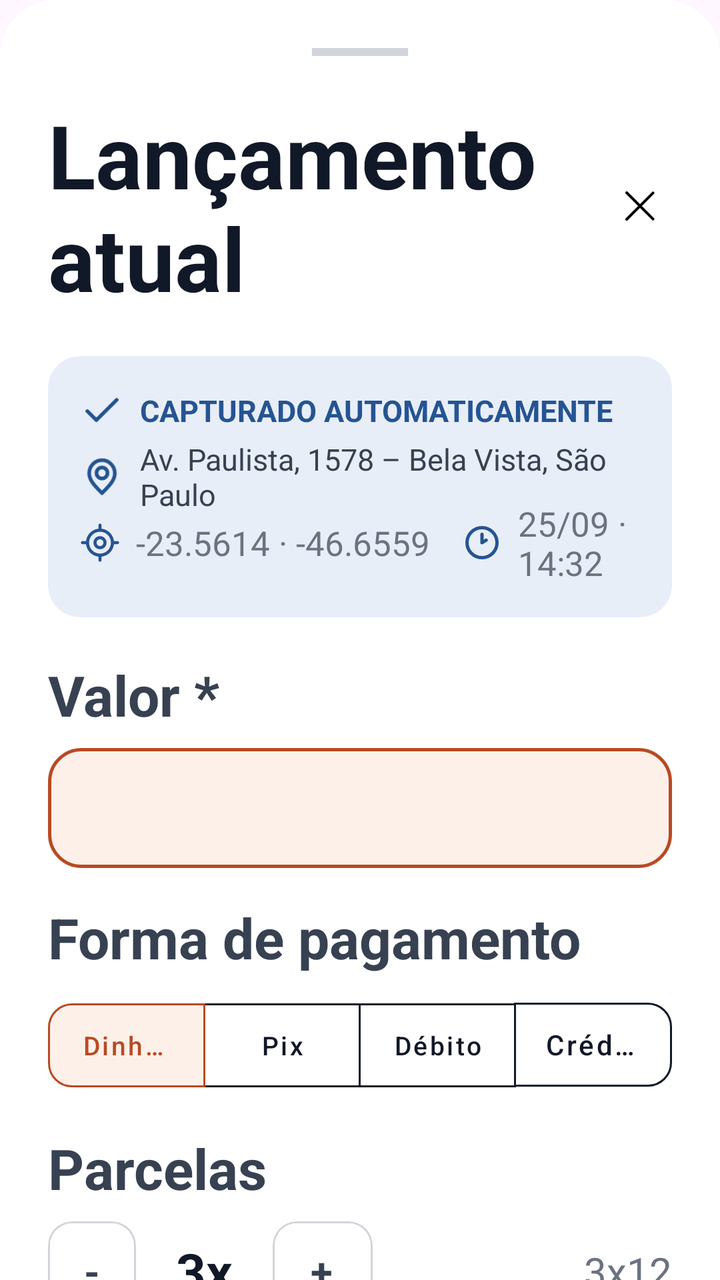
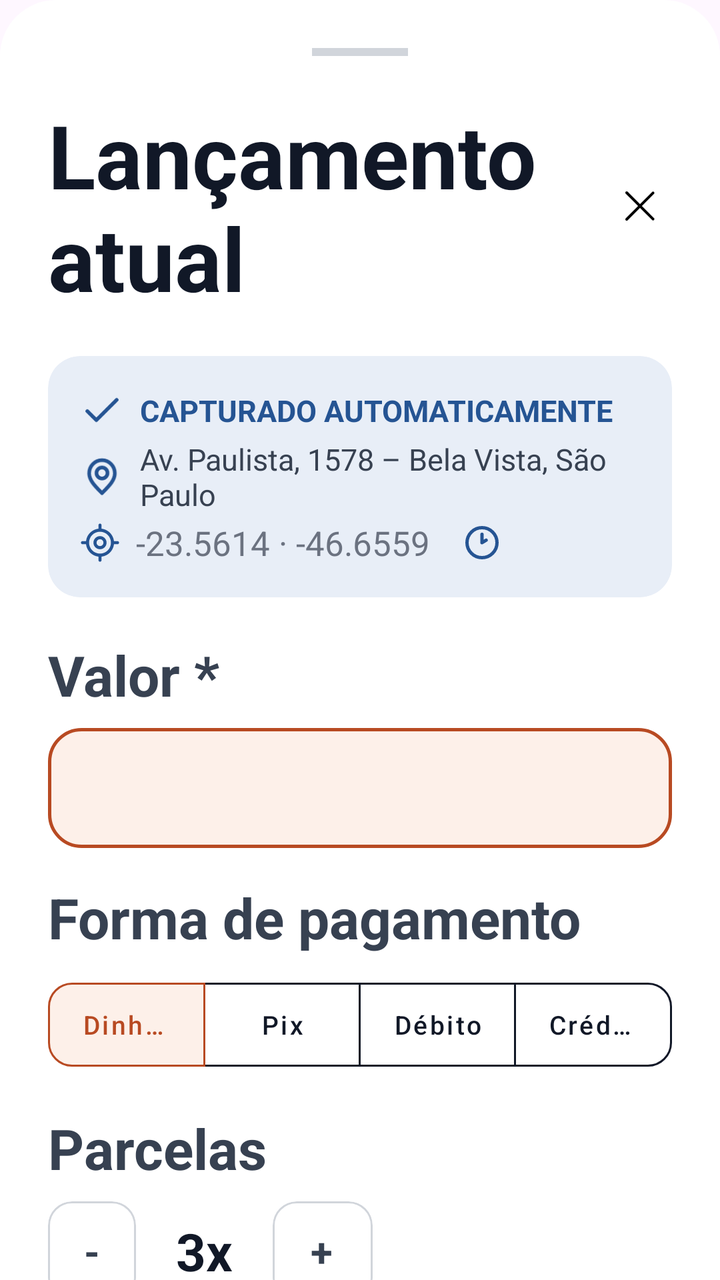

An Android layout rendered at two revisions. The XML below is the earlier revision; the diff shows what the commit changed to produce the second picture.
<!-- AndroidManifest.xml: application theme Theme.PIC -->
<!-- res/layout/bottom_sheet_current_expense.xml -->
<?xml version="1.0" encoding="utf-8"?>
<androidx.core.widget.NestedScrollView xmlns:android="http://schemas.android.com/apk/res/android"
    xmlns:app="http://schemas.android.com/apk/res-auto"
    xmlns:tools="http://schemas.android.com/tools"
    android:layout_width="match_parent"
    android:layout_height="wrap_content"
    android:background="@drawable/bg_bottom_sheet"
    android:fillViewport="true">

    <androidx.constraintlayout.widget.ConstraintLayout
        android:layout_width="match_parent"
        android:layout_height="wrap_content"
        android:padding="24dp">

        
        <View
            android:id="@+id/dragHandle"
            android:layout_width="48dp"
            android:layout_height="4dp"
            android:background="#D1D5DB"
            app:layout_constraintEnd_toEndOf="parent"
            app:layout_constraintStart_toStartOf="parent"
            app:layout_constraintTop_toTopOf="parent" />

        
        <TextView
            android:id="@+id/tvTitle"
            android:layout_width="0dp"
            android:layout_height="wrap_content"
            android:layout_marginTop="20dp"
            android:text="@string/current_expense_title"
            android:textColor="#111827"
            android:textSize="44sp"
            android:textStyle="bold"
            app:layout_constraintEnd_toStartOf="@id/btnClose"
            app:layout_constraintStart_toStartOf="parent"
            app:layout_constraintTop_toBottomOf="@id/dragHandle" />

        
        <ImageView
            android:id="@+id/btnClose"
            android:layout_width="32dp"
            android:layout_height="32dp"
            android:contentDescription="@null"
            android:src="@drawable/close"
            app:layout_constraintBottom_toBottomOf="@id/tvTitle"
            app:layout_constraintEnd_toEndOf="parent"
            app:layout_constraintTop_toTopOf="@id/tvTitle"/>

        
        <com.google.android.material.card.MaterialCardView
            android:id="@+id/cardCaptured"
            android:layout_width="0dp"
            android:layout_height="wrap_content"
            android:layout_marginTop="20dp"
            app:cardBackgroundColor="#E8EEF7"
            app:cardCornerRadius="16dp"
            app:cardElevation="0dp"
            app:strokeWidth="0dp"
            app:layout_constraintEnd_toEndOf="parent"
            app:layout_constraintStart_toStartOf="parent"
            app:layout_constraintTop_toBottomOf="@id/tvTitle">

            <androidx.constraintlayout.widget.ConstraintLayout
                android:layout_width="match_parent"
                android:layout_height="wrap_content"
                android:padding="16dp">

                
                <ImageView
                    android:id="@+id/icCheck"
                    android:layout_width="22dp"
                    android:layout_height="22dp"
                    android:contentDescription="@null"
                    android:src="@drawable/check"
                    app:tint="#255493"
                    app:layout_constraintStart_toStartOf="parent"
                    app:layout_constraintTop_toTopOf="parent" />

                <TextView
                    android:id="@+id/tvCapturedTag"
                    android:layout_width="0dp"
                    android:layout_height="wrap_content"
                    android:layout_marginStart="8dp"
                    android:text="@string/captured_automatically"
                    android:textColor="#255493"
                    android:textSize="15sp"
                    android:textStyle="bold"
                    app:layout_constraintBottom_toBottomOf="@id/icCheck"
                    app:layout_constraintEnd_toEndOf="parent"
                    app:layout_constraintStart_toEndOf="@id/icCheck"
                    app:layout_constraintTop_toTopOf="@id/icCheck" />

                
                <ImageView
                    android:id="@+id/icLocation"
                    android:layout_width="22dp"
                    android:layout_height="22dp"
                    android:layout_marginTop="12dp"
                    android:contentDescription="@null"
                    android:src="@drawable/location"
                    app:tint="#255493"
                    app:layout_constraintStart_toStartOf="parent"
                    app:layout_constraintTop_toBottomOf="@id/tvCapturedTag" />

                <TextView
                    android:id="@+id/tvCapturedAddress"
                    android:layout_width="0dp"
                    android:layout_height="wrap_content"
                    android:layout_marginStart="8dp"
                    android:text="@string/captured_address"
                    android:textColor="#374151"
                    android:textSize="15sp"
                    app:layout_constraintBottom_toBottomOf="@id/icLocation"
                    app:layout_constraintEnd_toEndOf="parent"
                    app:layout_constraintStart_toEndOf="@id/icLocation"
                    app:layout_constraintTop_toTopOf="@id/icLocation" />

                
                <ImageView
                    android:id="@+id/icCoords"
                    android:layout_width="20dp"
                    android:layout_height="20dp"
                    android:layout_marginTop="12dp"
                    android:contentDescription="@null"
                    android:src="@drawable/target"
                    app:tint="#255493"
                    app:layout_constraintStart_toStartOf="parent"
                    app:layout_constraintTop_toBottomOf="@id/icLocation" />

                <TextView
                    android:id="@+id/tvCapturedCoords"
                    android:layout_width="wrap_content"
                    android:layout_height="wrap_content"
                    android:layout_marginStart="8dp"
                    android:text="@string/captured_coords"
                    android:textColor="#6B7280"
                    android:textSize="17sp"
                    app:layout_constraintBottom_toBottomOf="@id/icCoords"
                    app:layout_constraintStart_toEndOf="@id/icCoords"
                    app:layout_constraintTop_toTopOf="@id/icCoords" />

                
                <ImageView
                    android:id="@+id/icTime"
                    android:layout_width="20dp"
                    android:layout_height="20dp"
                    android:layout_marginStart="16dp"
                    android:contentDescription="@null"
                    android:src="@drawable/clock"
                    app:tint="#255493"
                    app:layout_constraintBottom_toBottomOf="@id/icCoords"
                    app:layout_constraintStart_toEndOf="@id/tvCapturedCoords"
                    app:layout_constraintTop_toTopOf="@id/icCoords" />

                <TextView
                    android:id="@+id/tvCapturedDateTime"
                    android:layout_width="0dp"
                    android:layout_height="wrap_content"
                    android:layout_marginStart="8dp"
                    android:text="@string/captured_datetime"
                    android:textColor="#6B7280"
                    android:textSize="17sp"
                    app:layout_constraintBottom_toBottomOf="@id/icTime"
                    app:layout_constraintEnd_toEndOf="parent"
                    app:layout_constraintStart_toEndOf="@id/icTime"
                    app:layout_constraintTop_toTopOf="@id/icTime" />

            </androidx.constraintlayout.widget.ConstraintLayout>
        </com.google.android.material.card.MaterialCardView>

        
        <TextView
            android:id="@+id/lblValue"
            android:layout_width="wrap_content"
            android:layout_height="wrap_content"
            android:layout_marginTop="20dp"
            android:text="@string/label_value"
            android:textColor="#374151"
            android:textSize="28sp"
            android:textStyle="bold"
            app:layout_constraintStart_toStartOf="parent"
            app:layout_constraintTop_toBottomOf="@id/cardCaptured" />

        <EditText
            android:id="@+id/etValue"
            android:layout_width="0dp"
            android:layout_height="60dp"
            android:layout_marginTop="8dp"
            android:background="@drawable/bg_expense_value_input"
            android:inputType="numberDecimal"
            android:paddingHorizontal="16dp"
            android:textSize="24sp"
            android:textStyle="bold"
            app:layout_constraintEnd_toEndOf="parent"
            app:layout_constraintStart_toStartOf="parent"
            app:layout_constraintTop_toBottomOf="@id/lblValue" />

        
        <TextView
            android:id="@+id/lblPaymentMethod"
            android:layout_width="wrap_content"
            android:layout_height="wrap_content"
            android:layout_marginTop="16dp"
            android:text="@string/label_payment_method"
            android:textColor="#374151"
            android:textSize="28sp"
            android:textStyle="bold"
            app:layout_constraintStart_toStartOf="parent"
            app:layout_constraintTop_toBottomOf="@id/etValue" />

        <com.google.android.material.button.MaterialButtonToggleGroup
            android:id="@+id/toggleGroupPayment"
            android:layout_width="0dp"
            android:layout_height="wrap_content"
            android:layout_marginTop="8dp"
            app:checkedButton="@id/btnPaymentCash"
            app:singleSelection="true"
            app:layout_constraintEnd_toEndOf="parent"
            app:layout_constraintStart_toStartOf="parent"
            app:layout_constraintTop_toBottomOf="@id/lblPaymentMethod">

            <com.google.android.material.button.MaterialButton
                android:id="@+id/btnPaymentCash"
                style="@style/Widget.MaterialComponents.Button.OutlinedButton"
                android:layout_width="0dp"
                android:layout_height="54dp"
                android:layout_weight="1"
                android:text="@string/payment_cash"
                android:textAllCaps="false"
                android:textSize="13sp"
                app:cornerRadius="12dp"
                app:backgroundTint="@color/selector_payment_button_bg"
                app:strokeColor="@color/selector_payment_button_text"
                android:textColor="@color/selector_payment_button_text"/>

            <com.google.android.material.button.MaterialButton
                android:id="@+id/btnPaymentPix"
                style="@style/Widget.MaterialComponents.Button.OutlinedButton"
                android:layout_width="0dp"
                android:layout_height="54dp"
                android:layout_weight="1"
                android:text="@string/payment_pix"
                android:textAllCaps="false"
                android:textSize="13sp"
                app:cornerRadius="12dp"
                app:backgroundTint="@color/selector_payment_button_bg"
                app:strokeColor="@color/selector_payment_button_text"
                android:textColor="@color/selector_payment_button_text"/>

            <com.google.android.material.button.MaterialButton
                android:id="@+id/btnPaymentDebit"
                style="@style/Widget.MaterialComponents.Button.OutlinedButton"
                android:layout_width="0dp"
                android:layout_height="54dp"
                android:layout_weight="1"
                android:text="@string/payment_debit"
                android:textAllCaps="false"
                android:textSize="13sp"
                app:cornerRadius="12dp"
                app:backgroundTint="@color/selector_payment_button_bg"
                app:strokeColor="@color/selector_payment_button_text"
                android:textColor="@color/selector_payment_button_text"/>

            <com.google.android.material.button.MaterialButton
                android:id="@+id/btnPaymentCredit"
                style="@style/Widget.MaterialComponents.Button.OutlinedButton"
                android:layout_width="0dp"
                android:layout_height="54dp"
                android:layout_weight="1"
                android:text="@string/payment_credit"
                android:textAllCaps="false"
                app:cornerRadius="12dp"
                app:backgroundTint="@color/selector_payment_button_bg"
                app:strokeColor="@color/selector_payment_button_text"
                android:textColor="@color/selector_payment_button_text" />

        </com.google.android.material.button.MaterialButtonToggleGroup>

        
        <TextView
            android:id="@+id/lblInstallments"
            android:layout_width="wrap_content"
            android:layout_height="wrap_content"
            android:layout_marginTop="16dp"
            android:text="@string/label_installments"
            android:textColor="#374151"
            android:textSize="28sp"
            android:textStyle="bold"
            app:layout_constraintStart_toStartOf="parent"
            app:layout_constraintTop_toBottomOf="@id/toggleGroupPayment" />

        <LinearLayout
            android:id="@+id/layoutInstallments"
            android:layout_width="0dp"
            android:layout_height="wrap_content"
            android:layout_marginTop="8dp"
            android:gravity="center_vertical"
            android:orientation="horizontal"
            app:layout_constraintEnd_toEndOf="parent"
            app:layout_constraintStart_toStartOf="parent"
            app:layout_constraintTop_toBottomOf="@id/lblInstallments">

            
            <com.google.android.material.card.MaterialCardView
                android:id="@+id/btnMinusInstallment"
                android:layout_width="44dp"
                android:layout_height="50dp"
                app:cardBackgroundColor="@color/white"
                app:cardCornerRadius="12dp"
                app:cardElevation="0dp"
                app:strokeColor="#D1D5DB"
                app:strokeWidth="1dp">

                <TextView
                    android:layout_width="wrap_content"
                    android:layout_height="wrap_content"
                    android:layout_gravity="center"
                    android:text="-"
                    android:textColor="#374151"
                    android:textSize="20sp"
                    android:textStyle="bold" />
            </com.google.android.material.card.MaterialCardView>

            
            <TextView
                android:id="@+id/tvInstallmentsCount"
                android:layout_width="wrap_content"
                android:layout_height="wrap_content"
                android:layout_marginHorizontal="20dp"
                android:text="@string/placeholder_installments_count"
                android:textColor="#111827"
                android:textSize="26sp"
                android:textStyle="bold" />

            
            <com.google.android.material.card.MaterialCardView
                android:id="@+id/btnPlusInstallment"
                android:layout_width="50dp"
                android:layout_height="50dp"
                app:cardBackgroundColor="@color/white"
                app:cardCornerRadius="12dp"
                app:cardElevation="0dp"
                app:strokeColor="#D1D5DB"
                app:strokeWidth="1dp">

                <TextView
                    android:layout_width="12dp"
                    android:layout_height="wrap_content"
                    android:layout_gravity="center"
                    android:text="+"
                    android:textColor="#374151"
                    android:textSize="20sp"
                    android:textStyle="bold" />
            </com.google.android.material.card.MaterialCardView>

            <View
                android:layout_width="0dp"
                android:layout_height="1dp"
                android:layout_weight="1" />

            
            <TextView
                android:id="@+id/tvInstallmentsCalc"
                android:layout_width="wrap_content"
                android:layout_height="wrap_content"
                android:text="@string/placeholder_installments_calc"
                android:textColor="#6B7280"
                android:textSize="20sp" />

        </LinearLayout>

        
        <TextView
            android:id="@+id/lblType"
            android:layout_width="0dp"
            android:layout_height="wrap_content"
            android:layout_marginTop="16dp"
            android:layout_marginEnd="8dp"
            android:text="@string/label_type"
            android:textColor="#374151"
            android:textSize="28sp"
            android:textStyle="bold"
            app:layout_constraintEnd_toStartOf="@id/lblSubtype"
            app:layout_constraintStart_toStartOf="parent"
            app:layout_constraintTop_toBottomOf="@id/layoutInstallments" />

        <TextView
            android:id="@+id/lblSubtype"
            android:layout_width="0dp"
            android:layout_height="wrap_content"
            android:layout_marginStart="8dp"
            android:layout_marginTop="16dp"
            android:text="@string/label_subtype"
            android:textColor="#374151"
            android:textSize="28sp"
            android:textStyle="bold"
            app:layout_constraintEnd_toEndOf="parent"
            app:layout_constraintStart_toEndOf="@id/lblType"
            app:layout_constraintTop_toBottomOf="@id/layoutInstallments" />

        <com.google.android.material.textfield.TextInputLayout
            android:id="@+id/tilType"
            style="@style/Widget.MaterialComponents.TextInputLayout.OutlinedBox.ExposedDropdownMenu"
            android:layout_width="0dp"
            android:layout_height="wrap_content"
            android:layout_marginTop="8dp"
            android:layout_marginEnd="8dp"
            app:boxCornerRadiusBottomEnd="14dp"
            app:boxCornerRadiusBottomStart="14dp"
            app:boxCornerRadiusTopEnd="14dp"
            app:boxCornerRadiusTopStart="14dp"
            app:boxStrokeColor="#D1D5DB"
            app:boxStrokeWidth="1dp"
            app:hintEnabled="false"
            app:layout_constraintEnd_toStartOf="@id/tilSubtype"
            app:layout_constraintStart_toStartOf="parent"
            app:layout_constraintTop_toBottomOf="@id/lblType">

            <AutoCompleteTextView
                android:id="@+id/actType"
                android:layout_width="match_parent"
                android:layout_height="wrap_content"
                android:inputType="none"
                android:text="Alimentação"
                android:textColor="#111827"
                android:textSize="15sp" />
        </com.google.android.material.textfield.TextInputLayout>

        <com.google.android.material.textfield.TextInputLayout
            android:id="@+id/tilSubtype"
            style="@style/Widget.MaterialComponents.TextInputLayout.OutlinedBox.ExposedDropdownMenu"
            android:layout_width="0dp"
            android:layout_height="wrap_content"
            android:layout_marginStart="8dp"
            android:layout_marginTop="8dp"
            app:boxCornerRadiusBottomEnd="14dp"
            app:boxCornerRadiusBottomStart="14dp"
            app:boxCornerRadiusTopEnd="14dp"
            app:boxCornerRadiusTopStart="14dp"
            app:boxStrokeColor="#D1D5DB"
            app:boxStrokeWidth="1dp"
            app:hintEnabled="false"
            app:layout_constraintEnd_toEndOf="parent"
            app:layout_constraintStart_toEndOf="@id/tilType"
            app:layout_constraintTop_toBottomOf="@id/lblSubtype">

            <AutoCompleteTextView
                android:id="@+id/actSubtype"
                android:layout_width="match_parent"
                android:layout_height="wrap_content"
                android:inputType="none"
                android:text="Restaurante"
                android:textColor="#111827"
                android:textSize="15sp" />
        </com.google.android.material.textfield.TextInputLayout>

        
        <TextView
            android:id="@+id/lblDescription"
            android:layout_width="wrap_content"
            android:layout_height="wrap_content"
            android:layout_marginTop="16dp"
            android:text="@string/label_description"
            android:textColor="#374151"
            android:textSize="28sp"
            android:textStyle="bold"
            app:layout_constraintStart_toStartOf="parent"
            app:layout_constraintTop_toBottomOf="@id/tilType" />

        <com.google.android.material.textfield.TextInputLayout
            android:id="@+id/tilDescription"
            style="@style/Widget.MaterialComponents.TextInputLayout.OutlinedBox"
            android:layout_width="0dp"
            android:layout_height="wrap_content"
            android:layout_marginTop="8dp"
            app:boxCornerRadiusBottomEnd="14dp"
            app:boxCornerRadiusBottomStart="14dp"
            app:boxCornerRadiusTopEnd="14dp"
            app:boxCornerRadiusTopStart="14dp"
            app:boxStrokeColor="#D1D5DB"
            app:boxStrokeWidth="1dp"
            app:hintEnabled="false"
            app:layout_constraintEnd_toEndOf="parent"
            app:layout_constraintStart_toStartOf="parent"
            app:layout_constraintTop_toBottomOf="@id/lblDescription">

            <com.google.android.material.textfield.TextInputEditText
                android:id="@+id/etDescription"
                android:layout_width="match_parent"
                android:layout_height="wrap_content"
                android:inputType="textCapSentences"
                android:text="@string/placeholder_current_desc"
                android:textColor="#111827"
                android:textSize="15sp" />
        </com.google.android.material.textfield.TextInputLayout>

        
        <LinearLayout
            android:id="@+id/layoutButtons"
            android:layout_width="0dp"
            android:layout_height="wrap_content"
            android:layout_marginTop="24dp"
            android:orientation="horizontal"
            app:layout_constraintEnd_toEndOf="parent"
            app:layout_constraintStart_toStartOf="parent"
            app:layout_constraintTop_toBottomOf="@id/tilDescription">

            
            <com.google.android.material.button.MaterialButton
                android:id="@+id/btnCancel"
                style="@style/Widget.MaterialComponents.Button.OutlinedButton"
                android:layout_width="0dp"
                android:layout_height="56dp"
                android:layout_marginEnd="12dp"
                android:layout_weight="1"
                android:text="@string/btn_cancel"
                android:textAllCaps="false"
                android:textColor="#111827"
                android:textSize="16sp"
                android:textStyle="bold"
                app:cornerRadius="16dp"
                app:strokeColor="#D1D5DB"
                app:strokeWidth="1dp" />

            
            <com.google.android.material.button.MaterialButton
                android:id="@+id/btnSaveExpense"
                android:layout_width="0dp"
                android:layout_height="56dp"
                android:layout_weight="1.6"
                android:backgroundTint="#B84A22"
                android:text="@string/btn_save_expense"
                android:textAllCaps="false"
                android:textColor="@color/white"
                android:textSize="16sp"
                android:textStyle="bold"
                app:cornerRadius="16dp" />

        </LinearLayout>

    </androidx.constraintlayout.widget.ConstraintLayout>
</androidx.core.widget.NestedScrollView>
<!-- resources referenced by this layout -->
<resources>
  <color name="white">#FFFFFFFF</color>
  <!-- drawable bg_bottom_sheet (drawable) -->
  <?xml version="1.0" encoding="utf-8"?>
  <shape xmlns:android="http://schemas.android.com/apk/res/android"
      android:shape="rectangle">
      <solid android:color="@color/white" />
      <corners
          android:topLeftRadius="28dp"
          android:topRightRadius="28dp" />
  </shape>
  <!-- drawable bg_expense_value_input (drawable) -->
  <?xml version="1.0" encoding="utf-8"?>
  <shape xmlns:android="http://schemas.android.com/apk/res/android"
      android:shape="rectangle">
      <solid android:color="#FDF0E9" />
      <stroke
          android:width="1.5dp"
          android:color="#B84A22" />
      <corners android:radius="16dp" />
  </shape>
  <!-- drawable check (drawable) -->
  <vector xmlns:android="http://schemas.android.com/apk/res/android" android:height="26dp" android:viewportHeight="24" android:viewportWidth="24" android:width="26dp">
        
      <path android:fillColor="#00000000" android:pathData="M4,12.611L8.923,17.5L20,6.5" android:strokeColor="#000000" android:strokeLineCap="round" android:strokeLineJoin="round" android:strokeWidth="2"/>
      
  </vector>
  <!-- drawable clock (drawable) -->
  <vector xmlns:android="http://schemas.android.com/apk/res/android" android:height="26dp" android:viewportHeight="24" android:viewportWidth="24" android:width="26dp">
        
      <path android:fillColor="#00000000" android:pathData="M12,7V12L14.5,10.5M21,12C21,16.971 16.971,21 12,21C7.029,21 3,16.971 3,12C3,7.029 7.029,3 12,3C16.971,3 21,7.029 21,12Z" android:strokeColor="#000000" android:strokeLineCap="round" android:strokeLineJoin="round" android:strokeWidth="2"/>
      
  </vector>
  <!-- drawable close (drawable) -->
  <vector xmlns:android="http://schemas.android.com/apk/res/android" android:height="26dp" android:viewportHeight="24" android:viewportWidth="24" android:width="26dp">
        
      <path android:fillColor="#ffffff" android:pathData="M0,0h24v24h-24z"/>
        
      <path android:fillColor="#00000000" android:pathData="M7,17L16.899,7.101" android:strokeColor="#000000" android:strokeLineCap="round" android:strokeLineJoin="round" android:strokeWidth="1"/>
        
      <path android:fillColor="#00000000" android:pathData="M7,7L16.899,16.899" android:strokeColor="#000000" android:strokeLineCap="round" android:strokeLineJoin="round" android:strokeWidth="1"/>
      
  </vector>
  <string name="btn_cancel">Cancelar</string>
  <string name="btn_save_expense">Salvar despesa</string>
  <string name="captured_address">Av. Paulista, 1578 – Bela Vista, São Paulo</string>
  <string name="captured_automatically">CAPTURADO AUTOMATICAMENTE</string>
  <string name="captured_coords">-23.5614 · -46.6559</string>
  <string name="captured_datetime">25/09 · 14:32</string>
  <string name="current_expense_title">Lançamento atual</string>
  <string name="label_description">Descrição *</string>
  <string name="label_installments">Parcelas</string>
  <string name="label_payment_method">Forma de pagamento</string>
  <string name="label_subtype">Subtipo</string>
  <string name="label_type">Tipo</string>
  <string name="label_value">Valor *</string>
  <string name="payment_cash">Dinheiro</string>
  <string name="payment_credit">Crédito</string>
  <string name="payment_debit">Débito</string>
  <string name="payment_pix">Pix</string>
  <string name="placeholder_current_desc">aniversário do Diogo</string>
  <string name="placeholder_installments_calc">3x12</string>
  <string name="placeholder_installments_count">3x</string>
  <style name="Theme.PIC" parent="Base.Theme.PIC" />
  <style name="Base.Theme.PIC" parent="Theme.Material3.DayNight.NoActionBar">
          
          
      </style>
  <!-- unchanged entries left out for length: 2 -->
</resources>

<!-- the commit's change to res/layout/bottom_sheet_current_expense.xml (unified diff, before → after) -->
@@ -158,7 +158,6 @@
                     android:layout_width="0dp"
                     android:layout_height="wrap_content"
                     android:layout_marginStart="8dp"
-                    android:text="@string/captured_datetime"
                     android:textColor="#6B7280"
                     android:textSize="17sp"
                     app:layout_constraintBottom_toBottomOf="@id/icTime"
@@ -270,6 +269,7 @@
                 android:layout_weight="1"
                 android:text="@string/payment_credit"
                 android:textAllCaps="false"
+                android:textSize="13sp"
                 app:cornerRadius="12dp"
                 app:backgroundTint="@color/selector_payment_button_bg"
                 app:strokeColor="@color/selector_payment_button_text"
@@ -364,7 +364,6 @@
                 android:id="@+id/tvInstallmentsCalc"
                 android:layout_width="wrap_content"
                 android:layout_height="wrap_content"
-                android:text="@string/placeholder_installments_calc"
                 android:textColor="#6B7280"
                 android:textSize="20sp" />
 
@@ -490,7 +489,6 @@
                 android:layout_width="match_parent"
                 android:layout_height="wrap_content"
                 android:inputType="textCapSentences"
-                android:text="@string/placeholder_current_desc"
                 android:textColor="#111827"
                 android:textSize="15sp" />
         </com.google.android.material.textfield.TextInputLayout>
<!-- resource entries referenced after the edit -->
@@ -47,7 +47,6 @@
   <string name="captured_address">Av. Paulista, 1578 – Bela Vista, São Paulo</string>
   <string name="captured_automatically">CAPTURADO AUTOMATICAMENTE</string>
   <string name="captured_coords">-23.5614 · -46.6559</string>
-  <string name="captured_datetime">25/09 · 14:32</string>
   <string name="current_expense_title">Lançamento atual</string>
   <string name="label_description">Descrição *</string>
   <string name="label_installments">Parcelas</string>
@@ -59,8 +58,6 @@
   <string name="payment_credit">Crédito</string>
   <string name="payment_debit">Débito</string>
   <string name="payment_pix">Pix</string>
-  <string name="placeholder_current_desc">aniversário do Diogo</string>
-  <string name="placeholder_installments_calc">3x12</string>
   <string name="placeholder_installments_count">3x</string>
   <style name="Theme.PIC" parent="Base.Theme.PIC" />
   <style name="Base.Theme.PIC" parent="Theme.Material3.DayNight.NoActionBar">
